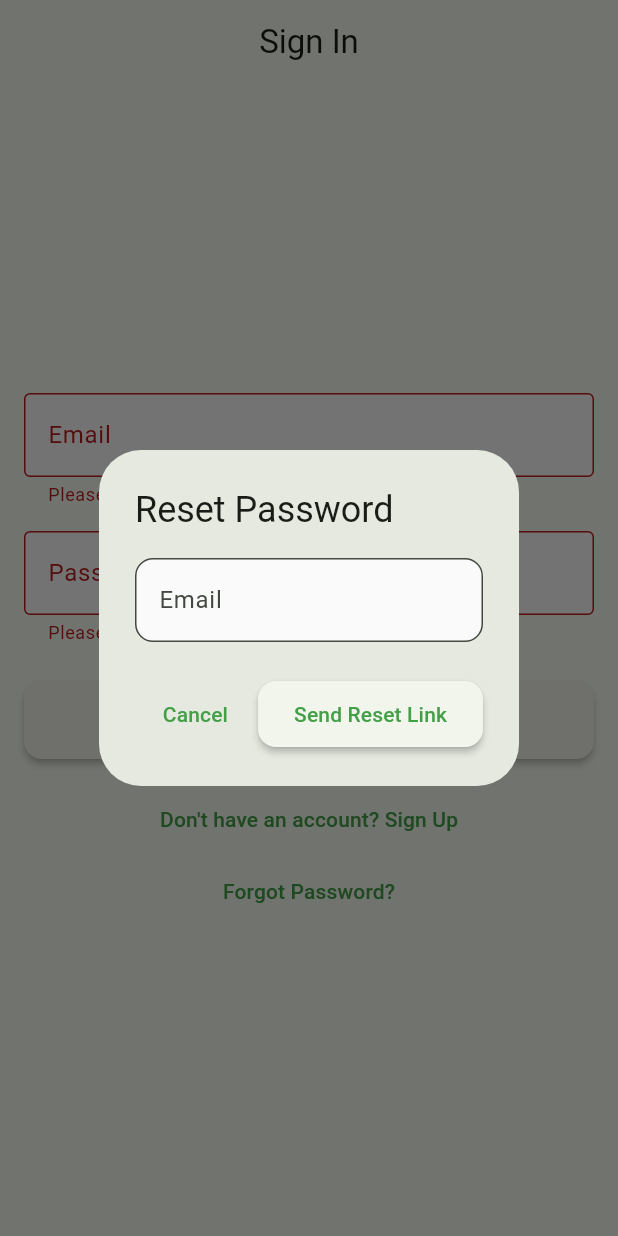
After one commit to Alex-apostolo/what-can-i-make, a Flutter app: the screen it shows after launch, after a tap on "Sign In", after a tap on "Forgot Password?", on a phone screen of 412 x 824 dp. The commit adds this screen. Run offline on Flutter 3.47's test engine with Material 3 defaults, Android fonts, the phone set to English and light mode, and no system bars; our stand-ins replace dartz, firebase_auth, firebase_core, flutter_dotenv, font_awesome_flutter, image_picker and 1 more; missing offline and left inert: fuzzywuzzy, openai_dart; accounts and stored records are empty; statements that could not run were skipped.

Commit message:
Added Auth

```diff
--- /dev/null
+++ b/lib/domain/models/user.dart
@@ -0,0 +1,33 @@
+import 'package:firebase_auth/firebase_auth.dart' as firebase;
+
+class User {
+  final String id;
+  final String email;
+  final String? displayName;
+  final String? photoUrl;
+
+  User({
+    required this.id,
+    required this.email,
+    this.displayName,
+    this.photoUrl,
+  });
+
+  factory User.fromFirebaseUser(firebase.User firebaseUser) {
+    return User(
+      id: firebaseUser.uid,
+      email: firebaseUser.email ?? '',
+      displayName: firebaseUser.displayName,
+      photoUrl: firebaseUser.photoURL,
+    );
+  }
+
+  User copyWith({String? displayName, String? photoUrl}) {
+    return User(
+      id: this.id,
+      email: this.email,
+      displayName: displayName ?? this.displayName,
+      photoUrl: photoUrl ?? this.photoUrl,
+    );
+  }
+}
--- /dev/null
+++ b/lib/domain/services/auth_service.dart
@@ -0,0 +1,96 @@
+import 'package:firebase_auth/firebase_auth.dart' as firebase;
+import 'package:flutter/foundation.dart';
+import '../models/user.dart';
+
+class AuthService extends ChangeNotifier {
+  final firebase.FirebaseAuth _firebaseAuth = firebase.FirebaseAuth.instance;
+  User? _currentUser;
+
+  AuthService() {
+    _firebaseAuth.authStateChanges().listen((firebase.User? firebaseUser) {
+      if (firebaseUser != null) {
+        _currentUser = User.fromFirebaseUser(firebaseUser);
+      } else {
+        _currentUser = null;
+      }
+      notifyListeners();
+    });
+  }
+
+  User? get currentUser => _currentUser;
+  bool get isAuthenticated => _currentUser != null;
+
+  Future<User?> signInWithEmailAndPassword(
+    String email,
+    String password,
+  ) async {
+    try {
+      final userCredential = await _firebaseAuth.signInWithEmailAndPassword(
+        email: email,
+        password: password,
+      );
+
+      if (userCredential.user != null) {
+        _currentUser = User.fromFirebaseUser(userCredential.user!);
+        notifyListeners();
+        return _currentUser;
+      }
+      return null;
+    } catch (e) {
+      print('Sign in error: $e');
+      rethrow;
+    }
+  }
+
+  Future<User?> createUserWithEmailAndPassword(
+    String email,
+    String password,
+  ) async {
+    try {
+      final userCredential = await _firebaseAuth.createUserWithEmailAndPassword(
+        email: email,
+        password: password,
+      );
+
+      if (userCredential.user != null) {
+        _currentUser = User.fromFirebaseUser(userCredential.user!);
+        notifyListeners();
+        return _currentUser;
+      }
+      return null;
+    } catch (e) {
+      print('Sign up error: $e');
+      rethrow;
+    }
+  }
+
+  Future<void> signOut() async {
+    await _firebaseAuth.signOut();
+    _currentUser = null;
+    notifyListeners();
+  }
+
+  Future<void> updateProfile({String? displayName, String? photoUrl}) async {
+    try {
+      final user = _firebaseAuth.currentUser;
+      if (user != null) {
+        if (displayName != null) {
+          await user.updateDisplayName(displayName);
+        }
+        if (photoUrl != null) {
+          await user.updatePhotoURL(photoUrl);
+        }
+
+        _currentUser = User.fromFirebaseUser(user);
+        notifyListeners();
+      }
+    } catch (e) {
+      print('Update profile error: $e');
+      rethrow;
+    }
+  }
+
+  Future<void> resetPassword(String email) async {
+    await _firebaseAuth.sendPasswordResetEmail(email: email);
+  }
+}
--- a/lib/main.dart
+++ b/lib/main.dart
@@ -1,14 +1,21 @@
 import 'package:flutter/material.dart';
 import 'package:flutter_dotenv/flutter_dotenv.dart';
-import 'presentation/inventory/inventory_screen.dart';
+import 'firebase_options.dart';
 import 'presentation/theme/app_theme.dart';
 import 'data/repositories/ingredients_repository.dart';
 import 'core/error/error_handler.dart';
 import 'package:flutter/services.dart';
+import 'package:firebase_core/firebase_core.dart';
+import 'package:provider/provider.dart';
+import 'domain/services/auth_service.dart';
+import 'presentation/auth/auth_wrapper.dart';
+import 'presentation/auth/sign_in_screen.dart';
+import 'presentation/auth/sign_up_screen.dart';
 
 void main() async {
   WidgetsFlutterBinding.ensureInitialized();
   await dotenv.load();
+  await Firebase.initializeApp(options: DefaultFirebaseOptions.currentPlatform);
   final storageRepository = await StorageRepository.initialize();
 
   // Set up global error handler
@@ -40,13 +47,20 @@ class MyApp extends StatelessWidget {
 
   @override
   Widget build(BuildContext context) {
-    return MaterialApp(
-      title: 'Kitchen Inventory',
-      theme: AppTheme.lightTheme(),
-      darkTheme: AppTheme.darkTheme(),
-      themeMode: ThemeMode.system, // Respect system theme setting
-      navigatorKey: navigatorKey,
-      home: InventoryScreen(storageRepository: storageRepository),
+    return MultiProvider(
+      providers: [ChangeNotifierProvider(create: (_) => AuthService())],
+      child: MaterialApp(
+        title: 'Kitchen Inventory',
+        theme: AppTheme.lightTheme(),
+        darkTheme: AppTheme.darkTheme(),
+        themeMode: ThemeMode.system, // Respect system theme setting
+        navigatorKey: navigatorKey,
+        home: AuthWrapper(),
+        routes: {
+          SignInScreen.routeName: (ctx) => SignInScreen(),
+          SignUpScreen.routeName: (ctx) => SignUpScreen(),
+        },
+      ),
     );
   }
 }
--- /dev/null
+++ b/lib/presentation/auth/auth_wrapper.dart
@@ -0,0 +1,20 @@
+import 'package:flutter/material.dart';
+import 'package:provider/provider.dart';
+import '../../domain/services/auth_service.dart';
+import '../inventory/inventory_screen.dart';
+import 'sign_in_screen.dart';
+
+class AuthWrapper extends StatelessWidget {
+  @override
+  Widget build(BuildContext context) {
+    final authService = Provider.of<AuthService>(context);
+    final storageRepository = Provider.of<StorageRepository>(context);
+
+    // Show loading indicator while determining auth state
+    if (authService.currentUser == null) {
+      return SignInScreen();
+    } else {
+      return InventoryScreen(storageRepository: storageRepository); // Or your main app screen
+    }
+  }
+}
--- /dev/null
+++ b/lib/presentation/auth/sign_in_screen.dart
@@ -0,0 +1,191 @@
+import 'package:flutter/material.dart';
+import 'package:provider/provider.dart';
+import '../../domain/services/auth_service.dart';
+import 'sign_up_screen.dart';
+
+class SignInScreen extends StatefulWidget {
+  static const routeName = '/sign-in';
+
+  @override
+  _SignInScreenState createState() => _SignInScreenState();
+}
+
+class _SignInScreenState extends State<SignInScreen> {
+  final _formKey = GlobalKey<FormState>();
+  final _emailController = TextEditingController();
+  final _passwordController = TextEditingController();
+  bool _isLoading = false;
+  String? _errorMessage;
+
+  @override
+  void dispose() {
+    _emailController.dispose();
+    _passwordController.dispose();
+    super.dispose();
+  }
+
+  Future<void> _signIn() async {
+    if (!_formKey.currentState!.validate()) return;
+
+    setState(() {
+      _isLoading = true;
+      _errorMessage = null;
+    });
+
+    try {
+      await Provider.of<AuthService>(
+        context,
+        listen: false,
+      ).signInWithEmailAndPassword(
+        _emailController.text.trim(),
+        _passwordController.text,
+      );
+
+      // Navigate to home screen or main app screen
+      Navigator.of(context).pushReplacementNamed('/');
+    } catch (e) {
+      setState(() {
+        _errorMessage = e.toString();
+      });
+    } finally {
+      setState(() {
+        _isLoading = false;
+      });
+    }
+  }
+
+  @override
+  Widget build(BuildContext context) {
+    return Scaffold(
+      appBar: AppBar(title: Text('Sign In')),
+      body: Padding(
+        padding: const EdgeInsets.all(16.0),
+        child: Form(
+          key: _formKey,
+          child: Column(
+            mainAxisAlignment: MainAxisAlignment.center,
+            crossAxisAlignment: CrossAxisAlignment.stretch,
+            children: [
+              TextFormField(
+                controller: _emailController,
+                decoration: InputDecoration(
+                  labelText: 'Email',
+                  border: OutlineInputBorder(),
+                ),
+                keyboardType: TextInputType.emailAddress,
+                validator: (value) {
+                  if (value == null || value.isEmpty) {
+                    return 'Please enter your email';
+                  }
+                  if (!value.contains('@')) {
+                    return 'Please enter a valid email';
+                  }
+                  return null;
+                },
+              ),
+              SizedBox(height: 16),
+              TextFormField(
+                controller: _passwordController,
+                decoration: InputDecoration(
+                  labelText: 'Password',
+                  border: OutlineInputBorder(),
+                ),
+                obscureText: true,
+                validator: (value) {
+                  if (value == null || value.isEmpty) {
+                    return 'Please enter your password';
+                  }
+                  return null;
+                },
+              ),
+              SizedBox(height: 8),
+              if (_errorMessage != null)
+                Padding(
+                  padding: const EdgeInsets.symmetric(vertical: 8.0),
+                  child: Text(
+                    _errorMessage!,
+                    style: TextStyle(color: Colors.red),
+                  ),
+                ),
+              SizedBox(height: 16),
+              ElevatedButton(
+                onPressed: _isLoading ? null : _signIn,
+                child:
+                    _isLoading ? CircularProgressIndicator() : Text('Sign In'),
+                style: ElevatedButton.styleFrom(
+                  padding: EdgeInsets.symmetric(vertical: 16),
+                ),
+              ),
+              SizedBox(height: 16),
+              TextButton(
+                onPressed: () {
+                  Navigator.of(context).pushNamed(SignUpScreen.routeName);
+                },
+                child: Text('Don\'t have an account? Sign Up'),
+              ),
+              TextButton(
+                onPressed: () {
+                  // Navigate to forgot password screen
+                  // or show a dialog to reset password
+                  _showForgotPasswordDialog();
+                },
+                child: Text('Forgot Password?'),
+              ),
+            ],
+          ),
+        ),
+      ),
+    );
+  }
+
+  void _showForgotPasswordDialog() {
+    final emailController = TextEditingController();
+
+    showDialog(
+      context: context,
+      builder:
+          (ctx) => AlertDialog(
+            title: Text('Reset Password'),
+            content: TextField(
+              controller: emailController,
+              decoration: InputDecoration(
+                labelText: 'Email',
+                hintText: 'Enter your email address',
+              ),
+              keyboardType: TextInputType.emailAddress,
+            ),
+            actions: [
+              TextButton(
+                onPressed: () {
+                  Navigator.of(ctx).pop();
+                },
+                child: Text('Cancel'),
+              ),
+              ElevatedButton(
+                onPressed: () async {
+                  try {
+                    await Provider.of<AuthService>(
+                      context,
+                      listen: false,
+                    ).resetPassword(emailController.text.trim());
+                    Navigator.of(ctx).pop();
+                    ScaffoldMessenger.of(context).showSnackBar(
+                      SnackBar(content: Text('Password reset email sent!')),
+                    );
+                  } catch (e) {
+                    Navigator.of(ctx).pop();
+                    ScaffoldMessenger.of(context).showSnackBar(
+                      SnackBar(
+                        content: Text('Error: ${e.toString()}'),
+                        backgroundColor: Colors.red,
+                      ),
+                    );
+                  }
+                },
+                child: Text('Send Reset Link'),
+              ),
+            ],
+          ),
+    );
+  }
+}
--- a/pubspec.yaml
+++ b/pubspec.yaml
@@ -44,6 +44,10 @@ dependencies:
   font_awesome_flutter: ^10.8.0
   fuzzywuzzy: ^1.1.0
   units_converter: ^3.0.2
+  firebase_core: ^2.15.1
+  firebase_auth: ^4.9.0
+  cloud_firestore: ^4.9.1
+  provider: ^6.0.5  # For state management
 
   # The following adds the Cupertino Icons font to your application.
   # Use with the CupertinoIcons class for iOS style icons.
```
Also changed, not shown: lib/presentation/auth/sign_up_screen.dart (added, +181 -0 lines), firebase.json (added), lib/firebase_options.dart (added), pubspec.lock, 11 other files.
